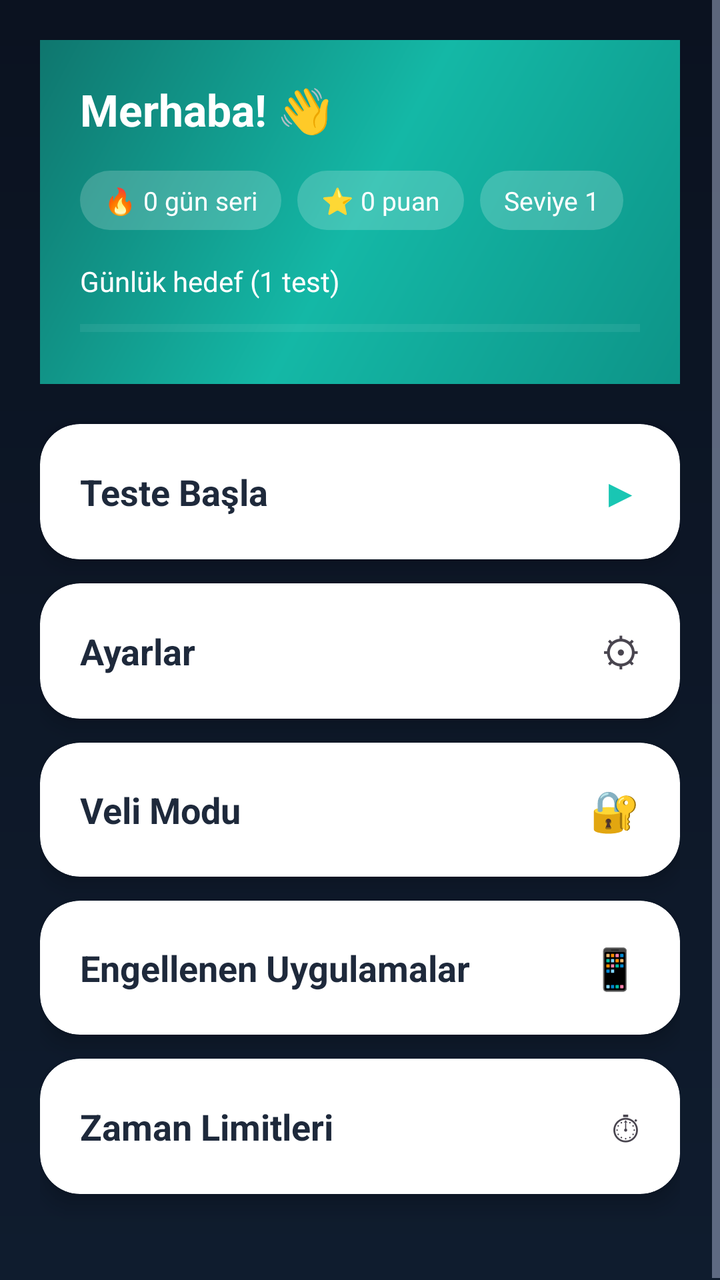
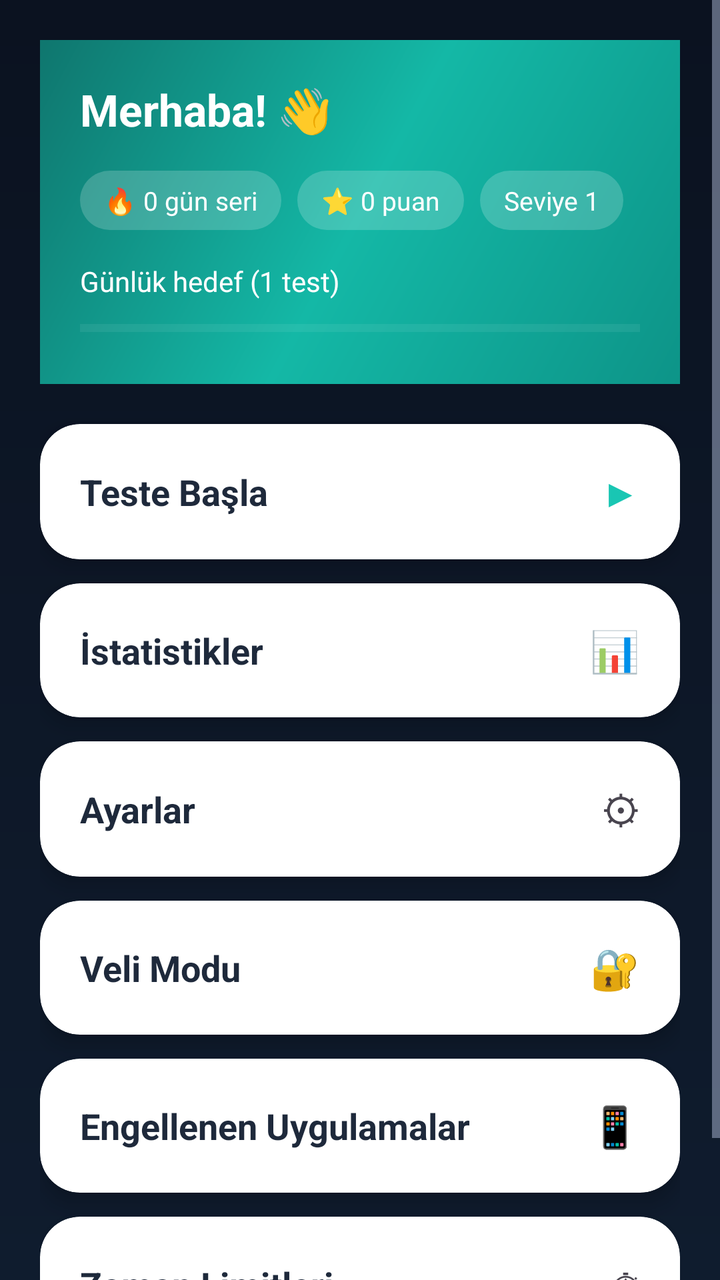

The first picture is an Android layout as it rendered before a commit; the second is the same layout after the commit. The layout source and the unified diff follow.
<!-- AndroidManifest.xml: application theme Theme.BrainBuddy -->
<!-- res/layout/activity_home.xml -->
<?xml version="1.0" encoding="utf-8"?>
<ScrollView xmlns:android="http://schemas.android.com/apk/res/android"
    xmlns:app="http://schemas.android.com/apk/res-auto"
    android:layout_width="match_parent"
    android:layout_height="match_parent"
    android:background="@drawable/bg_gradient"
    android:fillViewport="true">

    <LinearLayout
        android:layout_width="match_parent"
        android:layout_height="wrap_content"
        android:orientation="vertical"
        android:padding="20dp">

        
        <LinearLayout
            android:layout_width="match_parent"
            android:layout_height="wrap_content"
            android:background="@drawable/bg_header_turquoise"
            android:orientation="vertical"
            android:padding="20dp"
            android:paddingTop="32dp"
            android:paddingBottom="24dp">

            <TextView
                android:id="@+id/greeting"
                android:layout_width="match_parent"
                android:layout_height="wrap_content"
                android:text="Merhaba! 👋"
                android:textColor="@color/white"
                android:textSize="22sp"
                android:textStyle="bold"/>

            <LinearLayout
                android:layout_width="match_parent"
                android:layout_height="wrap_content"
                android:orientation="horizontal"
                android:layout_marginTop="16dp">

                <TextView
                    android:id="@+id/streakBadge"
                    android:layout_width="wrap_content"
                    android:layout_height="wrap_content"
                    android:background="@drawable/bg_badge"
                    android:paddingHorizontal="12dp"
                    android:paddingVertical="6dp"
                    android:text="🔥 0 gün seri"
                    android:textColor="@color/white"
                    android:textSize="13sp"/>

                <TextView
                    android:id="@+id/pointsBadge"
                    android:layout_width="wrap_content"
                    android:layout_height="wrap_content"
                    android:layout_marginStart="8dp"
                    android:background="@drawable/bg_badge"
                    android:paddingHorizontal="12dp"
                    android:paddingVertical="6dp"
                    android:text="⭐ 0 puan"
                    android:textColor="@color/white"
                    android:textSize="13sp"/>

                <TextView
                    android:id="@+id/levelBadge"
                    android:layout_width="wrap_content"
                    android:layout_height="wrap_content"
                    android:layout_marginStart="8dp"
                    android:background="@drawable/bg_badge"
                    android:paddingHorizontal="12dp"
                    android:paddingVertical="6dp"
                    android:text="Seviye 1"
                    android:textColor="@color/white"
                    android:textSize="13sp"/>
            </LinearLayout>

            <TextView
                android:id="@+id/dailyGoalLabel"
                android:layout_width="match_parent"
                android:layout_height="wrap_content"
                android:layout_marginTop="16dp"
                android:text="Günlük hedef (1 test)"
                android:textColor="@color/white"
                android:textSize="14sp"/>

            <ProgressBar
                android:id="@+id/dailyProgress"
                style="?android:attr/progressBarStyleHorizontal"
                android:layout_width="match_parent"
                android:layout_height="wrap_content"
                android:layout_marginTop="6dp"
                android:max="1"
                android:progress="0"
                android:progressTint="@color/white"
                android:progressBackgroundTint="#40FFFFFF"/>
        </LinearLayout>

        
        <com.google.android.material.card.MaterialCardView
            android:id="@+id/cardTest"
            style="@style/BB.HomeCard"
            android:layout_width="match_parent"
            android:layout_height="wrap_content"
            android:layout_marginTop="20dp"
            app:cardBackgroundColor="@color/white">

            <LinearLayout
                android:layout_width="match_parent"
                android:layout_height="wrap_content"
                android:orientation="horizontal"
                android:gravity="center_vertical"
                android:padding="20dp">

                <TextView
                    android:layout_width="0dp"
                    android:layout_height="wrap_content"
                    android:layout_weight="1"
                    android:text="Teste Başla"
                    android:textSize="18sp"
                    android:textStyle="bold"
                    android:textColor="@color/bb_text_dark"/>

                <TextView
                    android:layout_width="wrap_content"
                    android:layout_height="wrap_content"
                    android:text="▶"
                    android:textSize="20sp"
                    android:textColor="@color/bb_turquoise"/>
            </LinearLayout>
        </com.google.android.material.card.MaterialCardView>

        <com.google.android.material.card.MaterialCardView
            android:id="@+id/cardSettings"
            style="@style/BB.HomeCard"
            android:layout_width="match_parent"
            android:layout_height="wrap_content"
            android:layout_marginTop="12dp"
            app:cardBackgroundColor="@color/white">

            <LinearLayout
                android:layout_width="match_parent"
                android:layout_height="wrap_content"
                android:orientation="horizontal"
                android:gravity="center_vertical"
                android:padding="20dp">

                <TextView
                    android:layout_width="0dp"
                    android:layout_height="wrap_content"
                    android:layout_weight="1"
                    android:text="Ayarlar"
                    android:textSize="18sp"
                    android:textStyle="bold"
                    android:textColor="@color/bb_text_dark"/>

                <TextView
                    android:layout_width="wrap_content"
                    android:layout_height="wrap_content"
                    android:text="⚙"
                    android:textSize="20sp"/>
            </LinearLayout>
        </com.google.android.material.card.MaterialCardView>

        <com.google.android.material.card.MaterialCardView
            android:id="@+id/cardVeli"
            style="@style/BB.HomeCard"
            android:layout_width="match_parent"
            android:layout_height="wrap_content"
            android:layout_marginTop="12dp"
            app:cardBackgroundColor="@color/white">

            <LinearLayout
                android:layout_width="match_parent"
                android:layout_height="wrap_content"
                android:orientation="horizontal"
                android:gravity="center_vertical"
                android:padding="20dp">

                <TextView
                    android:layout_width="0dp"
                    android:layout_height="wrap_content"
                    android:layout_weight="1"
                    android:text="Veli Modu"
                    android:textSize="18sp"
                    android:textStyle="bold"
                    android:textColor="@color/bb_text_dark"/>

                <TextView
                    android:layout_width="wrap_content"
                    android:layout_height="wrap_content"
                    android:text="🔐"
                    android:textSize="20sp"/>
            </LinearLayout>
        </com.google.android.material.card.MaterialCardView>

        <com.google.android.material.card.MaterialCardView
            android:id="@+id/cardBlockedApps"
            style="@style/BB.HomeCard"
            android:layout_width="match_parent"
            android:layout_height="wrap_content"
            android:layout_marginTop="12dp"
            app:cardBackgroundColor="@color/white">

            <LinearLayout
                android:layout_width="match_parent"
                android:layout_height="wrap_content"
                android:orientation="horizontal"
                android:gravity="center_vertical"
                android:padding="20dp">

                <TextView
                    android:layout_width="0dp"
                    android:layout_height="wrap_content"
                    android:layout_weight="1"
                    android:text="Engellenen Uygulamalar"
                    android:textSize="18sp"
                    android:textStyle="bold"
                    android:textColor="@color/bb_text_dark"/>

                <TextView
                    android:layout_width="wrap_content"
                    android:layout_height="wrap_content"
                    android:text="📱"
                    android:textSize="20sp"/>
            </LinearLayout>
        </com.google.android.material.card.MaterialCardView>

        <com.google.android.material.card.MaterialCardView
            android:id="@+id/cardTimeLimits"
            style="@style/BB.HomeCard"
            android:layout_width="match_parent"
            android:layout_height="wrap_content"
            android:layout_marginTop="12dp"
            android:layout_marginBottom="24dp"
            app:cardBackgroundColor="@color/white">

            <LinearLayout
                android:layout_width="match_parent"
                android:layout_height="wrap_content"
                android:orientation="horizontal"
                android:gravity="center_vertical"
                android:padding="20dp">

                <TextView
                    android:layout_width="0dp"
                    android:layout_height="wrap_content"
                    android:layout_weight="1"
                    android:text="Zaman Limitleri"
                    android:textSize="18sp"
                    android:textStyle="bold"
                    android:textColor="@color/bb_text_dark"/>

                <TextView
                    android:layout_width="wrap_content"
                    android:layout_height="wrap_content"
                    android:text="⏱"
                    android:textSize="20sp"/>
            </LinearLayout>
        </com.google.android.material.card.MaterialCardView>

    </LinearLayout>
</ScrollView>
<!-- resources referenced by this layout -->
<resources>
  <color name="bb_text_dark">#1E293B</color>
  <color name="bb_turquoise">#19C6B3</color>
  <color name="white">#FFFFFF</color>
  <!-- drawable bg_badge (drawable) -->
  <?xml version="1.0" encoding="utf-8"?>
  <shape xmlns:android="http://schemas.android.com/apk/res/android"
      android:shape="rectangle">
      <solid android:color="#30FFFFFF"/>
      <corners android:radius="20dp"/>
  </shape>
  <!-- drawable bg_gradient (drawable) -->
  <?xml version="1.0" encoding="utf-8"?>
  <layer-list xmlns:android="http://schemas.android.com/apk/res/android">
      <item>
          <shape>
              <gradient
                  android:angle="270"
                  android:startColor="#0B1220"
                  android:endColor="#0F1C2E"/>
          </shape>
      </item>
  </layer-list>
  <!-- drawable bg_header_turquoise (drawable) -->
  <?xml version="1.0" encoding="utf-8"?>
  <shape xmlns:android="http://schemas.android.com/apk/res/android">
      <gradient
          android:angle="135"
          android:startColor="#0D9488"
          android:centerColor="#14B8A6"
          android:endColor="#0F766E"
          android:type="linear"/>
  </shape>
  <style name="BB.HomeCard" parent="Widget.Material3.CardView.Elevated">
          <item name="cardCornerRadius">20dp</item>
          <item name="cardElevation">6dp</item>
      </style>
  <style name="Theme.BrainBuddy" parent="Theme.Material3.DayNight.NoActionBar">
          
          <item name="colorPrimary">@color/bb_primary</item>
          <item name="colorOnPrimary">@color/white</item>
          <item name="colorSecondary">@color/bb_secondary</item>
          <item name="colorOnSecondary">@color/white</item>
          <item name="colorTertiary">@color/bb_tertiary</item>
          <item name="colorOnTertiary">@color/white</item>
  
          
          <item name="android:windowBackground">@color/bb_bg</item>
          <item name="android:textColorPrimary">@color/bb_text</item>
          <item name="android:textColorSecondary">@color/bb_text_muted</item>
      </style>
  <color name="bb_primary">#19C6B3</color>
  <color name="bb_secondary">#38BDF8</color>
  <color name="bb_tertiary">#A78BFA</color>
  <color name="bb_bg">#0B1220</color>
  <color name="bb_text">#EAF0FF</color>
  <color name="bb_text_muted">#A9B4D0</color>
</resources>

<!-- the commit's change to res/layout/activity_home.xml (unified diff, before → after) -->
@@ -129,6 +129,38 @@
         </com.google.android.material.card.MaterialCardView>
 
         <com.google.android.material.card.MaterialCardView
+            android:id="@+id/cardStats"
+            style="@style/BB.HomeCard"
+            android:layout_width="match_parent"
+            android:layout_height="wrap_content"
+            android:layout_marginTop="12dp"
+            app:cardBackgroundColor="@color/white">
+
+            <LinearLayout
+                android:layout_width="match_parent"
+                android:layout_height="wrap_content"
+                android:orientation="horizontal"
+                android:gravity="center_vertical"
+                android:padding="20dp">
+
+                <TextView
+                    android:layout_width="0dp"
+                    android:layout_height="wrap_content"
+                    android:layout_weight="1"
+                    android:text="İstatistikler"
+                    android:textSize="18sp"
+                    android:textStyle="bold"
+                    android:textColor="@color/bb_text_dark"/>
+
+                <TextView
+                    android:layout_width="wrap_content"
+                    android:layout_height="wrap_content"
+                    android:text="📊"
+                    android:textSize="20sp"/>
+            </LinearLayout>
+        </com.google.android.material.card.MaterialCardView>
+
+        <com.google.android.material.card.MaterialCardView
             android:id="@+id/cardSettings"
             style="@style/BB.HomeCard"
             android:layout_width="match_parent"
